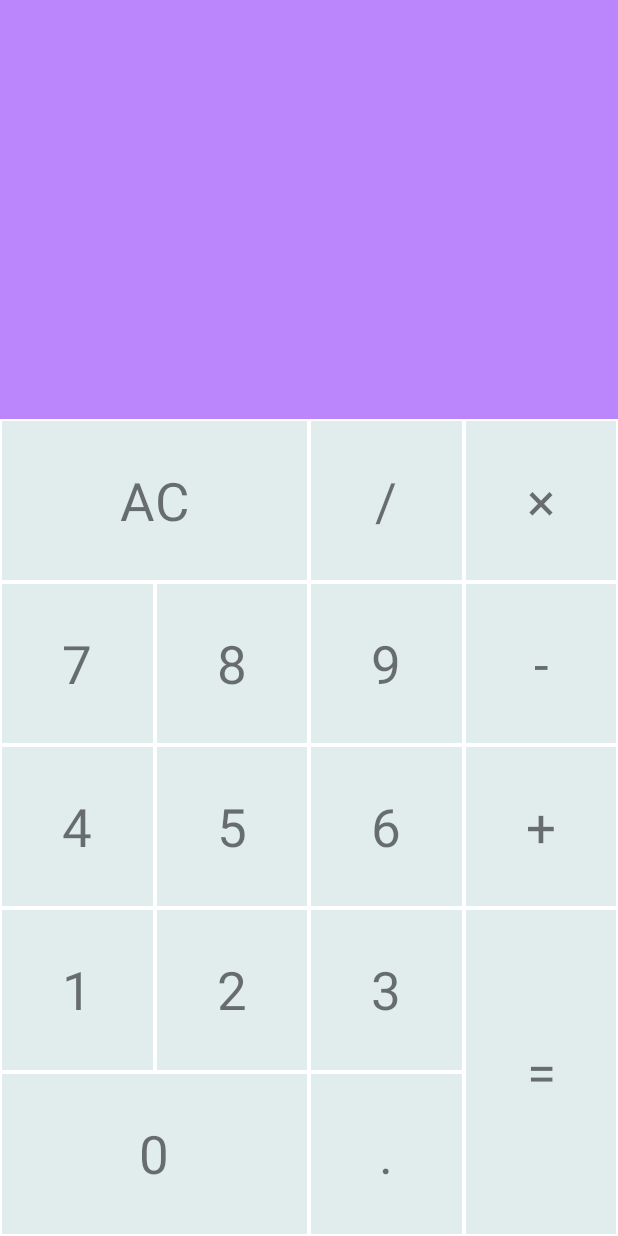
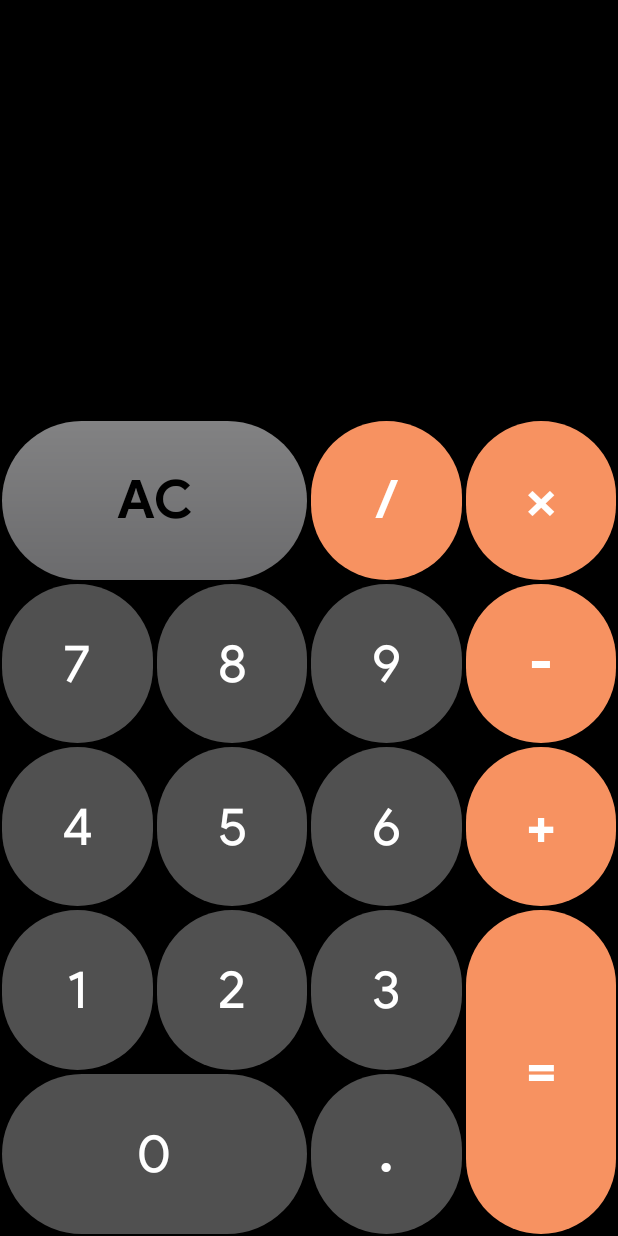
Before and after one commit to the-rebooted-coder/CalC-Kotlin-Calculator, an Android app: the screen it shows after launch (MainActivity), after a tap on "AC", on a phone screen of 412 x 824 dp. Run offline under Robolectric (Android 15) with nearby library versions, the phone set to English and light mode, and no system bars; libraries missing offline, so code that uses them is left out: com.fathzer.soft; 1 statement that could not run was skipped.

Commit message:
Initial Calc

```diff
--- a/app/src/main/java/com/aaxena/calculator/MainActivity.kt
+++ b/app/src/main/java/com/aaxena/calculator/MainActivity.kt
@@ -41,7 +41,7 @@ class MainActivity : AppCompatActivity() {
             }
         }
     }
-    public fun isOperator(c: Char): Boolean {
+    private fun isOperator(c: Char): Boolean {
         when(c){
             'x', '*', '×', '/', '+', '-' -> { return true}
             else -> return false
--- /dev/null
+++ b/app/src/main/res/drawable/background_button.xml
@@ -0,0 +1,12 @@
+<?xml version="1.0" encoding="utf-8"?>
+<shape xmlns:android="http://schemas.android.com/apk/res/android" >
+    <solid android:color="#505050" />
+    <corners
+        android:bottomLeftRadius="80dp"
+        android:bottomRightRadius="80dp"
+        android:topLeftRadius="80dp"
+        android:topRightRadius="80dp" />
+    <size
+        android:height="20dp"
+        android:width="20dp" />
+</shape>
--- /dev/null
+++ b/app/src/main/res/drawable/background_button_expressions.xml
@@ -0,0 +1,20 @@
+<?xml version="1.0" encoding="utf-8"?>
+<ripple xmlns:android="http://schemas.android.com/apk/res/android"
+    android:color="@color/black">
+    <item android:id="@android:id/mask">
+        <shape android:shape="rectangle">
+            <solid android:color="@color/black" />
+            <corners android:radius="80dp" />
+        </shape>
+    </item>
+    <item android:id="@android:id/background">
+        <shape android:shape="rectangle">
+            <gradient
+                android:angle="90"
+                android:endColor="@color/buop"
+                android:startColor="@color/buop"
+                android:type="linear" />
+            <corners android:radius="80dp" />
+        </shape>
+    </item>
+</ripple>
--- /dev/null
+++ b/app/src/main/res/drawable/oval_light_blue_bg.xml
@@ -0,0 +1,20 @@
+<?xml version="1.0" encoding="utf-8"?>
+<ripple xmlns:android="http://schemas.android.com/apk/res/android"
+    android:color="@color/black">
+    <item android:id="@android:id/mask">
+        <shape android:shape="rectangle">
+            <solid android:color="@color/black" />
+            <corners android:radius="80dp" />
+        </shape>
+    </item>
+    <item android:id="@android:id/background">
+        <shape android:shape="rectangle">
+            <gradient
+                android:angle="90"
+                android:endColor="#828283"
+                android:startColor="@color/gray"
+                android:type="linear" />
+            <corners android:radius="80dp" />
+        </shape>
+    </item>
+</ripple>
--- a/app/src/main/res/layout/activity_main.xml
+++ b/app/src/main/res/layout/activity_main.xml
@@ -4,102 +4,171 @@
     xmlns:tools="http://schemas.android.com/tools"
     android:layout_width="match_parent"
     android:layout_height="match_parent"
-    tools:context=".MainActivity"
+    android:background="@color/black"
+    android:columnCount="4"
     android:rowCount="7"
-    android:columnCount="4">
+    tools:context=".MainActivity">
 
     <TextView
         android:id="@+id/resultTV"
+        style="@style/result_style"
         android:layout_width="match_parent"
-        style="@style/result_style"
-        />
-    <TextView android:layout_width="0dp"
+        android:text="0"
+        android:textColor="@color/white" />
+
+    <TextView
+        style="@style/cell_style"
+        android:layout_width="0dp"
         android:layout_height="0dp"
+        android:layout_columnSpan="2"
+        android:background="@drawable/oval_light_blue_bg"
+        android:fontFamily="@font/productsansbold"
         android:text="AC"
+        android:textColor="@color/black" />
+
+    <TextView
         style="@style/cell_style"
+        android:layout_width="0dp"
+        android:layout_height="0dp"
+        android:background="@drawable/background_button_expressions"
+        android:fontFamily="@font/productsansbold"
+        android:text="/"
+        android:textColor="@color/white" />
+
+    <TextView
+        style="@style/cell_style"
+        android:layout_width="0dp"
+        android:layout_height="0dp"
+        android:background="@drawable/background_button_expressions"
+        android:fontFamily="@font/productsansbold"
+        android:text="×"
+        android:textColor="@color/white" />
+
+    <TextView
+        style="@style/cell_style"
+        android:layout_width="0dp"
+        android:layout_height="0dp"
+        android:background="@drawable/background_button"
+        android:fontFamily="@font/productsans"
+        android:text="7"
+        android:textColor="@color/white" />
+
+    <TextView
+        style="@style/cell_style"
+        android:layout_width="0dp"
+        android:layout_height="0dp"
+        android:background="@drawable/background_button"
+        android:fontFamily="@font/productsans"
+        android:text="8"
+        android:textColor="@color/white" />
+
+    <TextView
+        style="@style/cell_style"
+        android:layout_width="0dp"
+        android:layout_height="0dp"
+        android:background="@drawable/background_button"
+        android:fontFamily="@font/productsans"
+        android:text="9"
+        android:textColor="@color/white" />
+
+    <TextView
+        style="@style/cell_style"
+        android:layout_width="0dp"
+        android:layout_height="0dp"
+        android:background="@drawable/background_button_expressions"
+        android:fontFamily="@font/productsansbold"
+        android:text="-"
+        android:textColor="@color/white" />
+
+    <TextView
+        style="@style/cell_style"
+        android:layout_width="0dp"
+        android:layout_height="0dp"
+        android:background="@drawable/background_button"
+        android:fontFamily="@font/productsans"
+        android:text="4"
+        android:textColor="@color/white" />
+
+    <TextView
+        style="@style/cell_style"
+        android:layout_width="0dp"
+        android:layout_height="0dp"
+        android:background="@drawable/background_button"
+        android:fontFamily="@font/productsans"
+        android:text="5"
+        android:textColor="@color/white" />
+
+    <TextView
+        style="@style/cell_style"
+        android:layout_width="0dp"
+        android:layout_height="0dp"
+        android:background="@drawable/background_button"
+        android:fontFamily="@font/productsans"
+        android:text="6"
+        android:textColor="@color/white" />
+
+    <TextView
+        style="@style/cell_style"
+        android:layout_width="0dp"
+        android:layout_height="0dp"
+        android:background="@drawable/background_button_expressions"
+        android:fontFamily="@font/productsansbold"
+        android:text="+"
+        android:textColor="@color/white" />
+
+    <TextView
+        style="@style/cell_style"
+        android:layout_width="0dp"
+        android:layout_height="0dp"
+        android:background="@drawable/background_button"
+        android:fontFamily="@font/productsans"
+        android:text="1"
+        android:textColor="@color/white" />
+
+    <TextView
+        style="@style/cell_style"
+        android:layout_width="0dp"
+        android:layout_height="0dp"
+        android:background="@drawable/background_button"
+        android:fontFamily="@font/productsans"
+        android:text="2"
+        android:textColor="@color/white" />
+
+    <TextView
+        style="@style/cell_style"
+        android:layout_width="0dp"
+        android:layout_height="0dp"
+        android:background="@drawable/background_button"
+        android:fontFamily="@font/productsans"
+        android:text="3"
+        android:textColor="@color/white" />
+
+    <TextView
+        style="@style/cell_style"
+        android:layout_width="0dp"
+        android:layout_height="0dp"
+        android:layout_rowSpan="2"
+        android:background="@drawable/background_button_expressions"
+        android:fontFamily="@font/productsansbold"
+        android:text="="
+        android:textColor="@color/white" />
+
+    <TextView
+        style="@style/cell_style"
+        android:layout_width="0dp"
+        android:layout_height="0dp"
         android:layout_columnSpan="2"
-        />
-    <TextView android:layout_width="0dp"
+        android:background="@drawable/background_button"
+        android:fontFamily="@font/productsans"
+        android:text="0"
+        android:textColor="@color/white" />
+
+    <TextView
+        style="@style/cell_style"
+        android:layout_width="0dp"
         android:layout_height="0dp"
-        style="@style/cell_style"
-        android:text="/"
-        />
-    <TextView android:layout_width="0dp"
-        android:layout_height="0dp"
-        style="@style/cell_style"
-        android:text="×"
-        />
-
-    <TextView android:layout_width="0dp"
-        android:layout_height="0dp"
-        style="@style/cell_style"
-        android:text="7"
-        />
-    <TextView android:layout_width="0dp"
-        android:layout_height="0dp"
-        style="@style/cell_style"
-        android:text="8"
-        />
-    <TextView android:layout_width="0dp"
-        android:layout_height="0dp"
-        style="@style/cell_style"
-        android:text="9"
-        />
-    <TextView android:layout_width="0dp"
-        android:layout_height="0dp"
-        style="@style/cell_style"
-        android:text="-"
-        />
-    <TextView android:layout_width="0dp"
-        android:layout_height="0dp"
-        style="@style/cell_style"
-        android:text="4"
-        />
-    <TextView android:layout_width="0dp"
-        android:layout_height="0dp"
-        style="@style/cell_style"
-        android:text="5"
-        />
-    <TextView android:layout_width="0dp"
-        android:layout_height="0dp"
-        style="@style/cell_style"
-        android:text="6"
-        />
-    <TextView android:layout_width="0dp"
-        android:layout_height="0dp"
-        style="@style/cell_style"
-        android:text="+"
-        />
-    <TextView android:layout_width="0dp"
-        android:layout_height="0dp"
-        style="@style/cell_style"
-        android:text="1"
-        />
-    <TextView android:layout_width="0dp"
-        android:layout_height="0dp"
-        style="@style/cell_style"
-        android:text="2"
-        />
-    <TextView android:layout_width="0dp"
-        android:layout_height="0dp"
-        style="@style/cell_style"
-        android:text="3"
-        />
-    <TextView android:layout_width="0dp"
-        android:layout_height="0dp"
-        style="@style/cell_style"
-        android:text="="
-        android:layout_rowSpan="2"
-        />
-    <TextView android:layout_width="0dp"
-        android:layout_height="0dp"
-        style="@style/cell_style"
-        android:text="0"
-        android:layout_columnSpan="2"
-        />
-    <TextView android:layout_width="0dp"
-        android:layout_height="0dp"
-        style="@style/cell_style"
+        android:background="@drawable/background_button"
+        android:fontFamily="@font/productsansbold"
         android:text="."
-        />
+        android:textColor="@color/white" />
 </GridLayout>
--- a/app/src/main/res/values/themes.xml
+++ b/app/src/main/res/values/themes.xml
@@ -22,10 +22,11 @@
         <item name= "android:gravity">bottom|right</item>
         <item name="android:text">12345</item>
         <item name= "android:textSize">50sp</item>
-        <item name="android:background">@color/purple_200</item>
+        <item name="android:background">@color/black</item>
     </style>
 
     <style name="cell_style">
+
         <item name="android:layout_rowWeight">1</item>
         <item name="android:layout_columnWeight">1</item>
         <item name= "android:gravity">fill</item>
```
